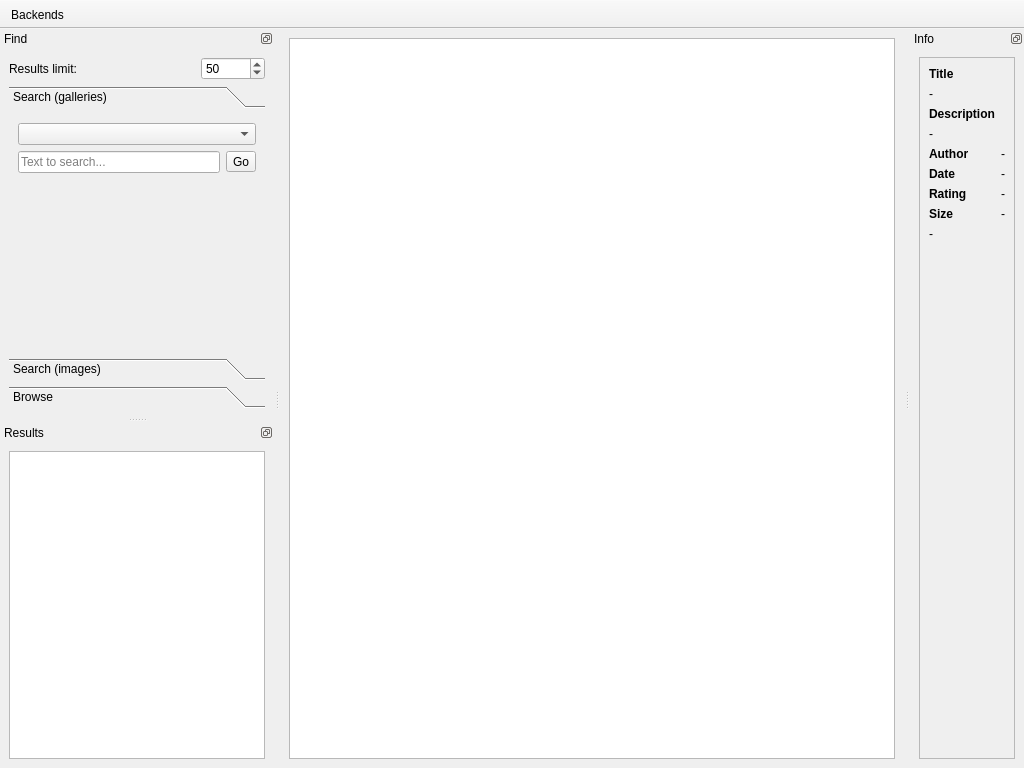
The window that weboob/applications/qgalleroob/ui/mainwindow.ui (laurentb/weboob) describes before a commit, drawn with Qt 5.
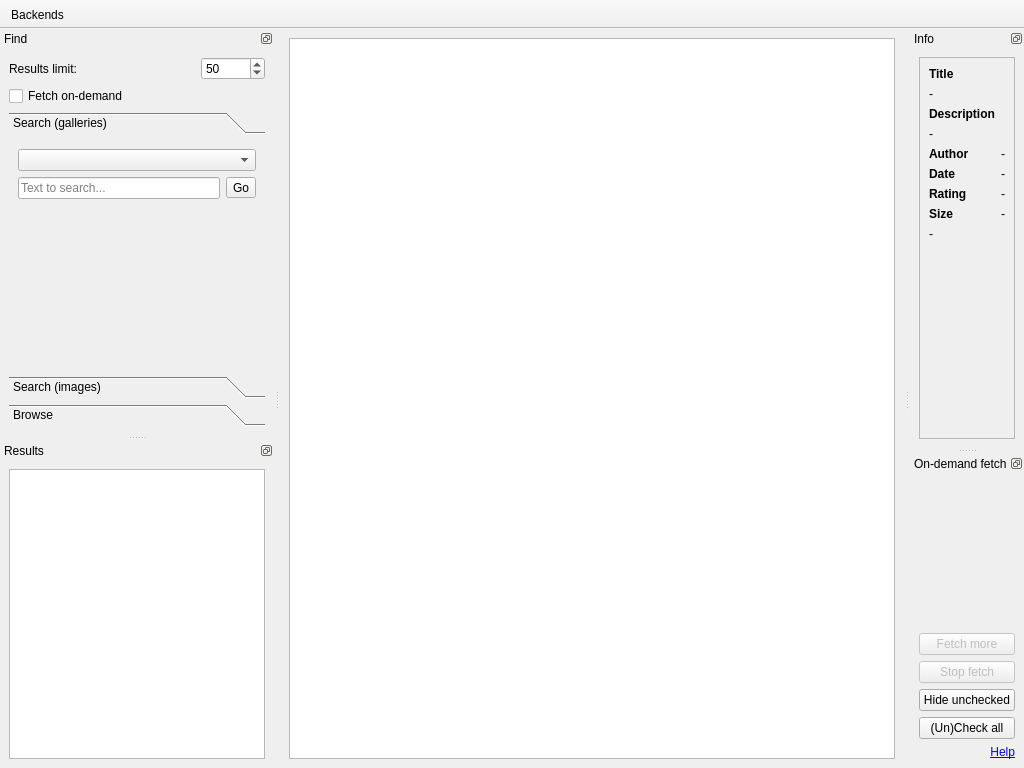
The same window after the commit.

Commit message: qgalleroob: results can be fetched on-demand, and can be permanently hidden

Diff of the .ui file:
```diff
--- a/weboob/applications/qgalleroob/ui/mainwindow.ui
+++ b/weboob/applications/qgalleroob/ui/mainwindow.ui
@@ -328,6 +328,13 @@
        </item>
       </layout>
      </item>
+     <item>
+      <widget class="QCheckBox" name="fetchMoreChoice">
+       <property name="text">
+        <string>Fetch on-demand</string>
+       </property>
+      </widget>
+     </item>
      <item>
       <widget class="QToolBox" name="toolBox">
        <property name="currentIndex">
@@ -339,7 +346,7 @@
           <x>0</x>
           <y>0</y>
           <width>256</width>
-          <height>214</height>
+          <height>224</height>
          </rect>
         </property>
         <attribute name="label">
@@ -525,6 +532,81 @@
     </layout>
    </widget>
   </widget>
+  <widget class="QDockWidget" name="dockWidget_3">
+   <property name="features">
+    <set>QDockWidget::DockWidgetFloatable|QDockWidget::DockWidgetMovable</set>
+   </property>
+   <property name="windowTitle">
+    <string>On-demand fetch</string>
+   </property>
+   <attribute name="dockWidgetArea">
+    <number>2</number>
+   </attribute>
+   <widget class="QWidget" name="dockWidgetContents_3">
+    <layout class="QVBoxLayout" name="verticalLayout_7">
+     <item>
+      <spacer name="verticalSpacer_5">
+       <property name="orientation">
+        <enum>Qt::Vertical</enum>
+       </property>
+       <property name="sizeHint" stdset="0">
+        <size>
+         <width>20</width>
+         <height>40</height>
+        </size>
+       </property>
+      </spacer>
+     </item>
+     <item>
+      <widget class="QPushButton" name="fetchMore">
+       <property name="enabled">
+        <bool>false</bool>
+       </property>
+       <property name="text">
+        <string>Fetch more</string>
+       </property>
+      </widget>
+     </item>
+     <item>
+      <widget class="QPushButton" name="fetchStop">
+       <property name="enabled">
+        <bool>false</bool>
+       </property>
+       <property name="text">
+        <string>Stop fetch</string>
+       </property>
+      </widget>
+     </item>
+     <item>
+      <widget class="QPushButton" name="ignUnchecked">
+       <property name="text">
+        <string>Hide unchecked</string>
+       </property>
+      </widget>
+     </item>
+     <item>
+      <widget class="QPushButton" name="toggleChecks">
+       <property name="text">
+        <string>(Un)Check all</string>
+       </property>
+      </widget>
+     </item>
+     <item>
+      <widget class="QLabel" name="helpLink">
+       <property name="text">
+        <string>&lt;html&gt;&lt;head/&gt;&lt;body&gt;&lt;p&gt;&lt;a href=&quot;help:&quot;&gt;&lt;span style=&quot; text-decoration: underline; color:#0000ff;&quot;&gt;Help&lt;/span&gt;&lt;/a&gt;&lt;/p&gt;&lt;/body&gt;&lt;/html&gt;</string>
+       </property>
+       <property name="textFormat">
+        <enum>Qt::RichText</enum>
+       </property>
+       <property name="alignment">
+        <set>Qt::AlignRight|Qt::AlignTrailing|Qt::AlignVCenter</set>
+       </property>
+      </widget>
+     </item>
+    </layout>
+   </widget>
+  </widget>
   <action name="actionBackends">
    <property name="text">
     <string>Backends</string>
```
Left out of the diff: 6 changed lines with no effect on the pictures. The commit also changes 3 other files.
